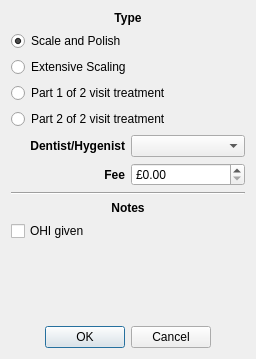
rowinggolfer/openmolar1, file qt-designer/hygenist_wizard.ui: the form before one commit.
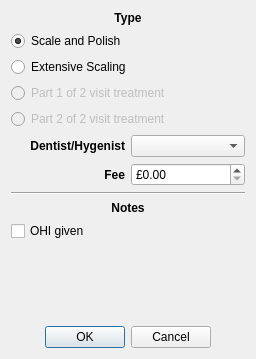
The form after the commit.

What changed in the file:
```diff
--- a/qt-designer/hygenist_wizard.ui
+++ b/qt-designer/hygenist_wizard.ui
@@ -51,6 +51,9 @@
    </item>
    <item>
     <widget class="QRadioButton" name="twovisit1_radioButton" >
+     <property name="enabled" >
+      <bool>false</bool>
+     </property>
      <property name="text" >
       <string>Part 1 of 2 visit treatment</string>
      </property>
@@ -58,6 +61,9 @@
    </item>
    <item>
     <widget class="QRadioButton" name="twovisit2_radioButton" >
+     <property name="enabled" >
+      <bool>false</bool>
+     </property>
      <property name="text" >
       <string>Part 2 of 2 visit treatment</string>
      </property>
```
